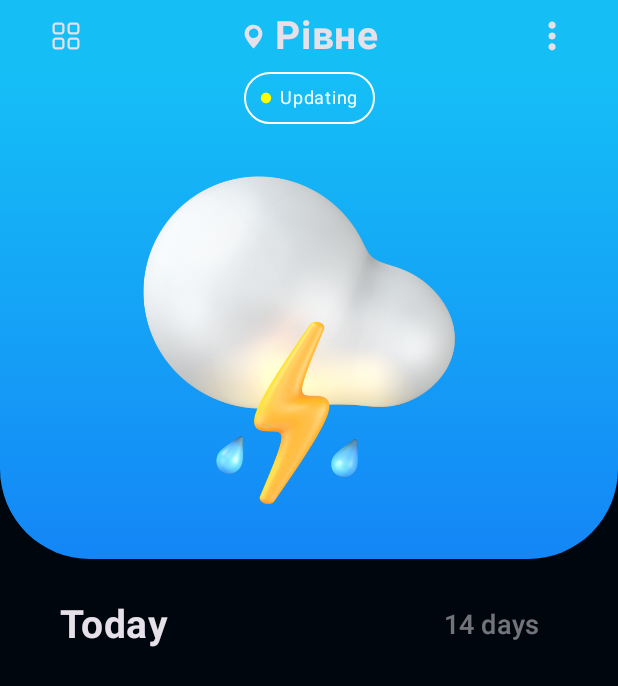
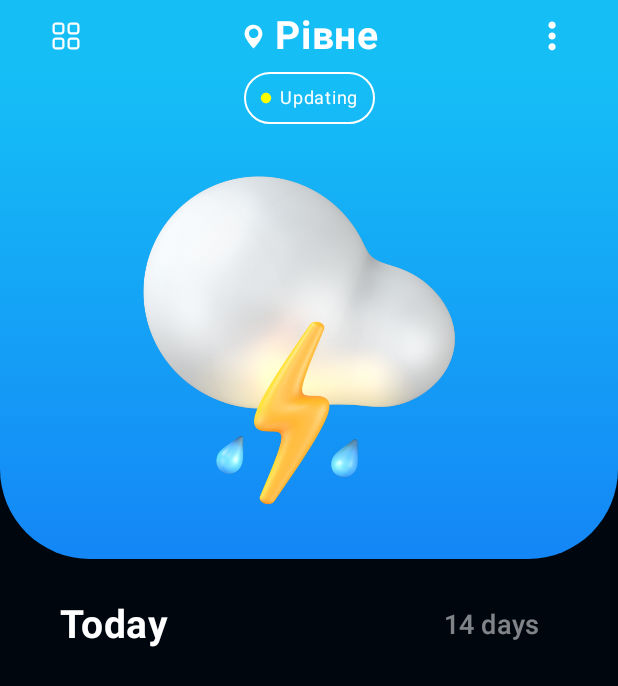
Before and after one commit to pasichDev/WeatherWise, an Android app built with Jetpack Compose: the screen it shows after launch (MainActivity), on a phone screen of 412 x 824 dp. Shown: the top 686 px of the screen. Run offline under Robolectric (Android 15) with nearby library versions, the phone set to English and light mode, and no system bars; our stand-ins replace Dagger/Hilt's generated code, accompanist.

Commit message:
#5 editing toolbar

```diff
--- a/app/src/main/java/com/pasichdev/weatherwise/ui/screen/main/screen/ToolBarMain.kt
+++ b/app/src/main/java/com/pasichdev/weatherwise/ui/screen/main/screen/ToolBarMain.kt
@@ -7,6 +7,7 @@ import androidx.compose.foundation.layout.Row
 import androidx.compose.foundation.layout.padding
 import androidx.compose.material3.Icon
 import androidx.compose.material3.IconButton
+import androidx.compose.material3.MaterialTheme
 import androidx.compose.material3.Text
 import androidx.compose.runtime.Composable
 import androidx.compose.ui.Alignment
@@ -44,9 +45,10 @@ fun ToolbarMainActivity(modifier: Modifier = Modifier) {
                 Icon(
                     modifier = modifier.padding(end = 5.dp),
                     painter = painterResource(id = R.drawable.location),
-                    contentDescription = ""
+                    contentDescription = "Location",
+                    tint = MaterialTheme.colorScheme.onBackground
                 )
-                Text(text = "Рівне", fontWeight = FontWeight.Bold, fontSize = 26.sp)
+                Text(text = "Рівне", fontWeight = FontWeight.Bold, fontSize = 26.sp, color = MaterialTheme.colorScheme.onBackground)
             }
         }
 
--- a/app/src/main/java/com/pasichdev/weatherwise/ui/theme/Theme.kt
+++ b/app/src/main/java/com/pasichdev/weatherwise/ui/theme/Theme.kt
@@ -1,17 +1,13 @@
 package com.pasichdev.weatherwise.ui.theme
 
 import android.app.Activity
-import android.os.Build
-import androidx.compose.foundation.isSystemInDarkTheme
 import androidx.compose.material3.MaterialTheme
 import androidx.compose.material3.darkColorScheme
-import androidx.compose.material3.dynamicDarkColorScheme
-import androidx.compose.material3.dynamicLightColorScheme
 import androidx.compose.material3.lightColorScheme
 import androidx.compose.runtime.Composable
 import androidx.compose.runtime.SideEffect
+import androidx.compose.ui.graphics.Color
 import androidx.compose.ui.graphics.toArgb
-import androidx.compose.ui.platform.LocalContext
 import androidx.compose.ui.platform.LocalView
 import androidx.core.view.WindowCompat
 import com.google.accompanist.systemuicontroller.rememberSystemUiController
@@ -21,7 +17,8 @@ private val DarkColorScheme = darkColorScheme(
     secondary = PurpleGrey80,
     tertiary = Pink80,
     outline = ColorOutline,
-    background = ColorBackgroundDark
+    background = ColorBackgroundDark,
+    onBackground = Color(0xFFFFFFFF),
 )
 
 private val LightColorScheme = lightColorScheme(
@@ -50,7 +47,7 @@ fun WeatherWiseTheme(
     content: @Composable () -> Unit
 ) {
     val systemUiController = rememberSystemUiController()
-    val colorScheme =  DarkColorScheme
+    val colorScheme = DarkColorScheme
 
     /*when {
             dynamicColor && Build.VERSION.SDK_INT >= Build.VERSION_CODES.S -> {
```
Lines whose indentation alone changed are shown as unchanged.
